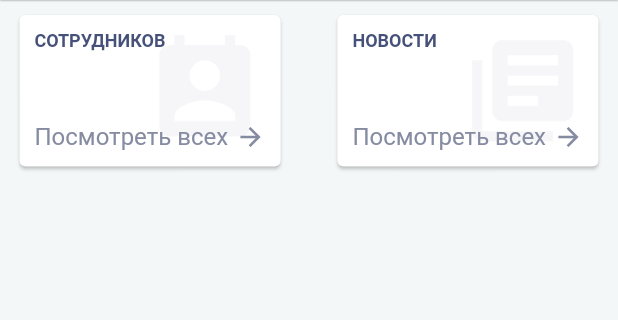
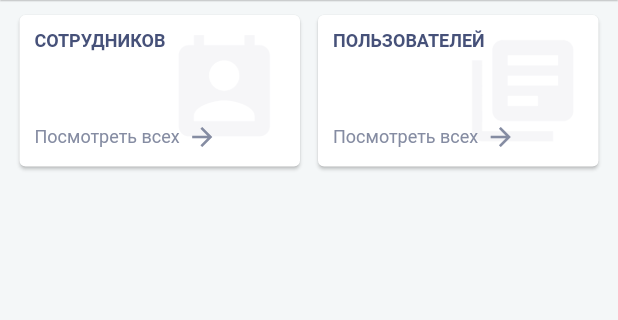
Before and after one commit to itdeveloper93/sumer_mobile, a Flutter app: the HomePage screen opened directly, in the side drawer, after a tap on "СОТРУДНИКОВ", on a phone screen of 412 x 824 dp, the part 84-404 px from its top. Run offline on Flutter 3.47's test engine with Material 2 defaults, Android fonts, the phone set to English and light mode, and no system bars; our stand-ins replace shared_preferences; accounts and stored records are empty; network calls fail.

Commit message:
In desktop users total count was created

```diff
--- a/lib/dashboard/desktop/home.dart
+++ b/lib/dashboard/desktop/home.dart
@@ -19,9 +19,13 @@ class _HomePageState extends State<HomePage> {
   int employeesTotalCount;
   int newsTotalCount;
   Widget lastnews;
+  bool onlyUsers = true;
   @override
   void initState() {
     checkLoginStatus();
+    setState(() {
+      onlyUsers = true;
+    });
     super.initState();
   }
 
@@ -39,7 +43,7 @@ class _HomePageState extends State<HomePage> {
         employeesTotalCount = value;
       });
     });
-    NewsRequest().loadNewsTotalCount().then((value) {
+    NewsRequest().loadUsersTotalCount().then((value) {
       setState(() {
         newsTotalCount = value;
       });
@@ -75,10 +79,12 @@ class _HomePageState extends State<HomePage> {
                   Navigator.push(
                     context,
                     MaterialPageRoute(
-                      builder: (context) => ActiveEmployeesList(),
+                      builder: (context) => ActiveEmployeesList(null),
                     ),
                   );
                 },
+                child: Container(
+                  width: 200,
                   child: Card(
                     margin: EdgeInsets.only(
                       top: 10,
@@ -122,13 +128,13 @@ class _HomePageState extends State<HomePage> {
                           ),
                           Container(
                             child: Row(
-                            mainAxisAlignment: MainAxisAlignment.center,
+                              mainAxisAlignment: MainAxisAlignment.start,
                               children: <Widget>[
                                 Text(
                                   'Посмотреть всех',
                                   style: TextStyle(
                                     color: Color(0xff858ca2),
-                                  fontSize: 16,
+                                    fontSize: 12,
                                   ),
                                 ),
                                 SizedBox(
@@ -147,15 +153,18 @@ class _HomePageState extends State<HomePage> {
                     ),
                   ),
                 ),
+              ),
               GestureDetector(
                 onTap: () {
                   Navigator.push(
                     context,
                     MaterialPageRoute(
-                      builder: (context) => News(),
+                      builder: (context) => ActiveEmployeesList(onlyUsers),
                     ),
                   );
                 },
+                child: Container(
+                  width: 200,
                   child: Card(
                     margin: EdgeInsets.only(
                       top: 10,
@@ -177,7 +186,7 @@ class _HomePageState extends State<HomePage> {
                         children: <Widget>[
                           Container(
                             child: Text(
-                            'НОВОСТИ',
+                              'ПОЛЬЗОВАТЕЛЕЙ',
                               style: TextStyle(
                                 fontSize: 12,
                                 fontWeight: FontWeight.bold,
@@ -199,13 +208,13 @@ class _HomePageState extends State<HomePage> {
                           ),
                           Container(
                             child: Row(
-                            mainAxisAlignment: MainAxisAlignment.center,
+                              mainAxisAlignment: MainAxisAlignment.start,
                               children: <Widget>[
                                 Text(
                                   'Посмотреть всех',
                                   style: TextStyle(
                                     color: Color(0xff858ca2),
-                                  fontSize: 16,
+                                    fontSize: 12,
                                   ),
                                 ),
                                 SizedBox(
@@ -224,6 +233,7 @@ class _HomePageState extends State<HomePage> {
                     ),
                   ),
                 ),
+              ),
             ],
           ),
           Container(height: 525, child: lastnews),
--- a/lib/dashboard/desktop/last_news.dart
+++ b/lib/dashboard/desktop/last_news.dart
@@ -68,7 +68,7 @@ class _LastNewsListTitleState extends State<LastNewsListTitle>
                     child: ClipOval(
                       child: FadeInImage.assetNetwork(
                         fit: BoxFit.cover,
-                        placeholder: 'assets/noavatar.jpg',
+                        placeholder: 'assets/image-placeholder.png',
                         image: _lastNewsData[index].photoPath,
                       ),
                     ),
--- a/lib/dashboard/global_drawer.dart
+++ b/lib/dashboard/global_drawer.dart
@@ -243,7 +243,7 @@ class _GlobalDrawerState extends State<GlobalDrawer> {
                                     context,
                                     MaterialPageRoute(
                                       builder: (context) =>
-                                          ActiveEmployeesList(),
+                                          ActiveEmployeesList(null),
                                     ));
                               },
                             ),
--- a/lib/requests/news_request.dart
+++ b/lib/requests/news_request.dart
@@ -18,10 +18,10 @@ class NewsRequest implements NewsRepository {
     }
   }
 
-  Future<int> loadNewsTotalCount() async {
-    var _news;
+  Future<int> loadUsersTotalCount() async {
+    var _users;
     final response = await http.get(
-      url + "api/News",
+      url + "api/Employees?OnlyUsers=true",
       // Send authorization headers to the backend.
       headers: await AuthService.addAuthTokenToRequest(),
     );
@@ -29,7 +29,7 @@ class NewsRequest implements NewsRepository {
     if (response.statusCode == 200) {
       // If the call to the server was successful, parse the JSON.
       Map decoded = json.decode(response.body);
-      return _news = decoded['data']['totalCount'];
+      return _users = decoded['data']['totalCount'];
     } else {
       // If that call was not successful, throw an error.
       throw Exception('Failed to load post');
@@ -39,5 +39,5 @@ class NewsRequest implements NewsRepository {
 
 abstract class NewsRepository {
   Future<NewsPages> loadNews(int pageNumber);
-  Future<int> loadNewsTotalCount();
+  Future<int> loadUsersTotalCount();
 }
```
Also changed, not shown: lib/administration/employees/active_employees_list.dart (+7 -2 lines). Lines whose indentation alone changed are shown as unchanged.
